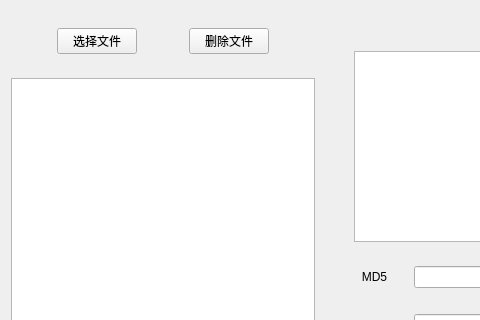
Old version of the form QT_templates/filechosewindow.ui in the repository Nexisato/Multi_Level_Authentication_Demo; both pictures show x 0 to 480 and y 0 to 320 of the 669 by 436 pixel window.
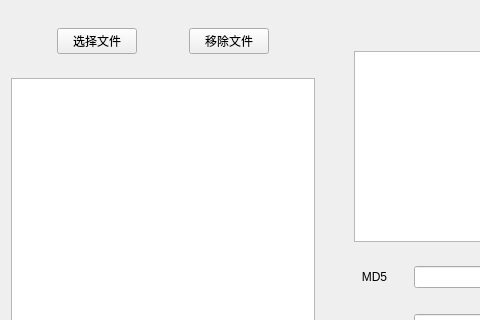
New version of the form.

```diff
--- a/QT_templates/filechosewindow.ui
+++ b/QT_templates/filechosewindow.ui
@@ -67,7 +67,7 @@
        <item>
         <widget class="QPushButton" name="btn_delete">
          <property name="text">
-          <string>删除文件</string>
+          <string>移除文件</string>
          </property>
         </widget>
        </item>
```
